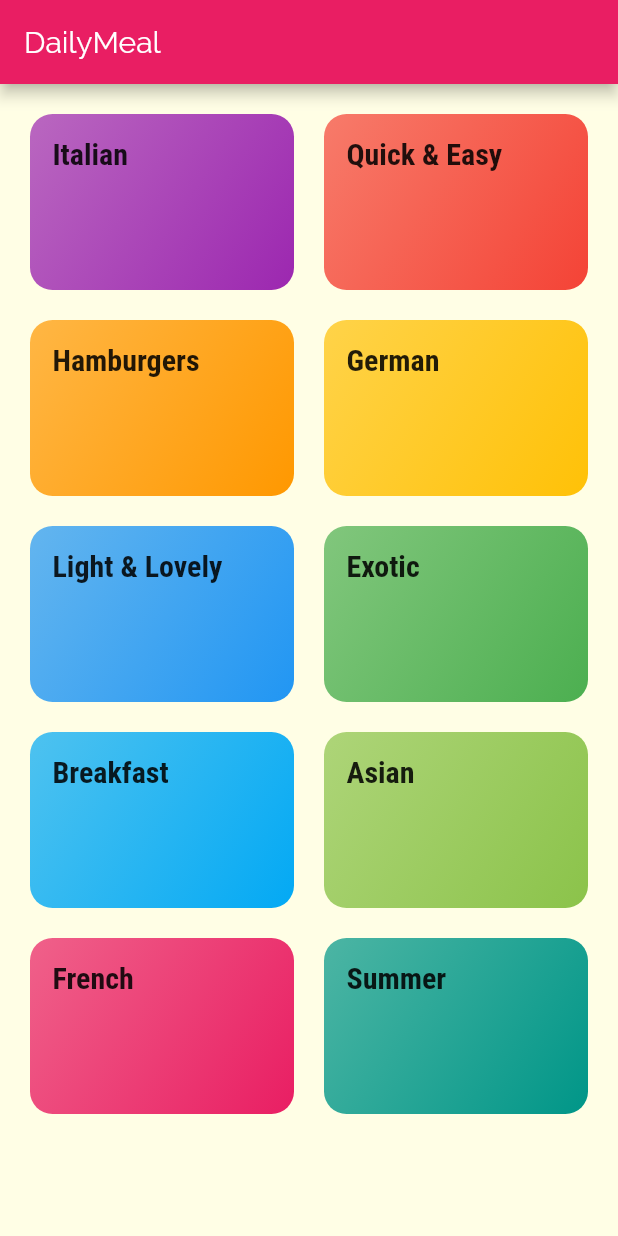
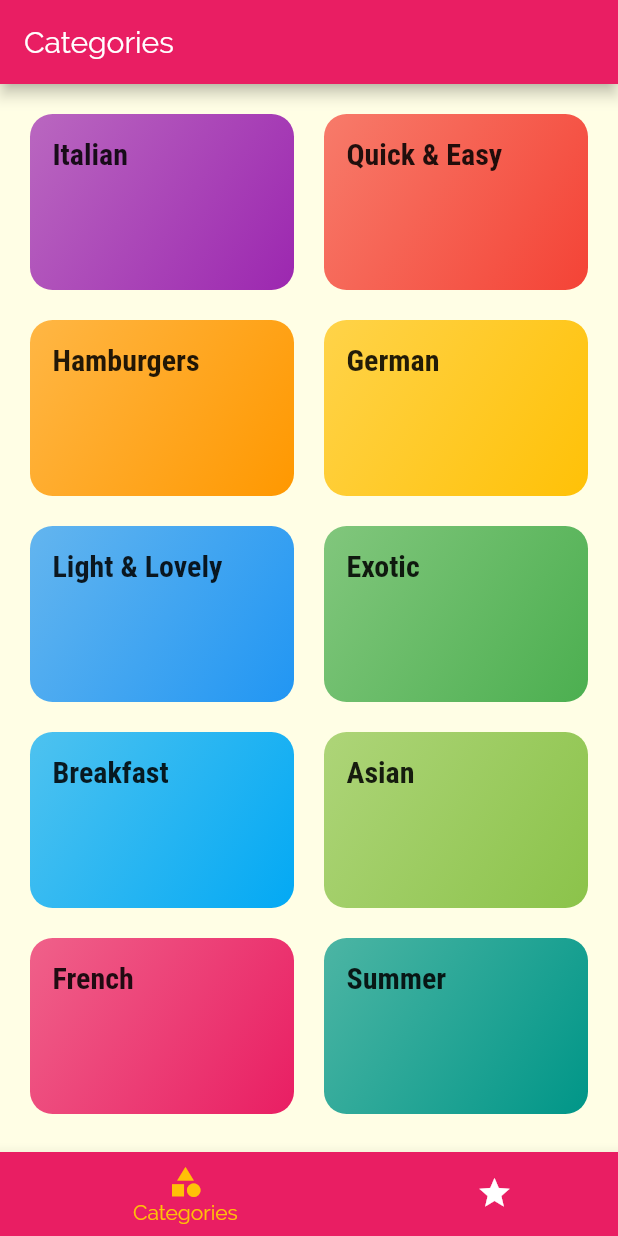
Before and after one commit to Nahiancse/meal_app, a Flutter app: the screen it shows after launch, on a phone screen of 412 x 824 dp. Run offline on Flutter 3.47's test engine with Material 2 defaults, Android fonts, the phone set to English and light mode, and no system bars.

Commit message:
third commit

```diff
--- a/lib/main.dart
+++ b/lib/main.dart
@@ -1,6 +1,8 @@
 import 'package:flutter/material.dart';
 import 'screens/category_meals_screen.dart';
 import 'screens/categories_screen.dart';
+import './screens/meal_detail_screen.dart';
+import './screens/tabs_screen.dart';
 
 void main() => runApp(MyApp());
 
@@ -29,10 +31,18 @@ class MyApp extends StatelessWidget {
         )
       ),
       // home: CategoriesScreen(),
+      initialRoute: '/',
       routes: {
-        '/':(ctx)=>CategoriesScreen(),
-        CategoryMealScreen.routeName: (ctx)=>CategoryMealScreen()
+        '/':(ctx)=>TabsScreen(),
+        CategoryMealScreen.routeName: (ctx)=>CategoryMealScreen(),
+        MealDetailScreen.routeName: (ctx)=>MealDetailScreen(),
       },
+
+      onUnknownRoute: (settings){
+        return MaterialPageRoute(builder: (ctx)=> CategoriesScreen());
+      },
+
+
     );
   }
 }
--- a/lib/screens/categories_screen.dart
+++ b/lib/screens/categories_screen.dart
@@ -6,11 +6,7 @@ import '../widgets/category_item.dart';
 class CategoriesScreen extends StatelessWidget {
   @override
   Widget build(BuildContext context) {
-    return Scaffold(
-      appBar: AppBar(
-        title: const Text('DailyMeal'),
-      ),
-      body: GridView(
+    return GridView(
         padding: const EdgeInsets.all(20),
         children: DUMMY_CATEGORIES
             .map(
@@ -27,7 +23,7 @@ class CategoriesScreen extends StatelessWidget {
           crossAxisSpacing: 20,
           mainAxisSpacing: 20,
         ),
-      ),
+
     );
   }
 }
--- a/lib/screens/category_meals_screen.dart
+++ b/lib/screens/category_meals_screen.dart
@@ -22,7 +22,7 @@ class CategoryMealScreen extends StatelessWidget {
     return Scaffold(
       appBar: AppBar(title: Text(categoryTitle),),
       body:  ListView.builder(itemBuilder: (ctx,index){
-      return MealItem(title: categorieMeal[index].title, imageUrl: categorieMeal[index].imageUrl, duration: categorieMeal[index].duration, complexity: categorieMeal[index].complexity, affordability: categorieMeal[index].affordability);
+      return MealItem(id: categorieMeal[index].id,title: categorieMeal[index].title, imageUrl: categorieMeal[index].imageUrl, duration: categorieMeal[index].duration, complexity: categorieMeal[index].complexity, affordability: categorieMeal[index].affordability);
 
       }, itemCount: categorieMeal.length,)
 
--- /dev/null
+++ b/lib/screens/tabs_screen.dart
@@ -0,0 +1,58 @@
+import 'package:flutter/material.dart';
+import './favorites_screen.dart';
+import './categories_screen.dart';
+
+class TabsScreen extends StatefulWidget {
+  @override
+  _TabsScreenState createState() => _TabsScreenState();
+}
+
+class _TabsScreenState extends State<TabsScreen> {
+  final List<Map<String,Object>> _pages=[
+    {
+      'page':CategoriesScreen(),
+      'title':'Categories'
+    },
+    {
+      'page':FavoritesScreen(),
+      'title':'Favorites'
+    }
+
+
+  ];
+  int _selectedPageIndex=0;
+  void _selectPage(int index){
+    setState(() {
+      _selectedPageIndex=index;
+    });
+
+  }
+  @override
+  Widget build(BuildContext context) {
+    return Scaffold(
+          appBar: AppBar(
+            title: Text(_pages[_selectedPageIndex]['title']),
+
+          ),
+          body: _pages[_selectedPageIndex]['page'],
+          bottomNavigationBar: BottomNavigationBar(
+            onTap: _selectPage ,
+            backgroundColor:Theme.of(context).primaryColor ,
+            unselectedItemColor: Colors.white,
+            selectedItemColor: Theme.of(context).accentColor,
+            currentIndex: _selectedPageIndex,
+            type: BottomNavigationBarType.shifting,
+            items: [
+              BottomNavigationBarItem(
+                backgroundColor: Theme.of(context).primaryColor,
+                icon: Icon(Icons.category),
+                title: Text('Categories')),
+              BottomNavigationBarItem(
+                backgroundColor: Theme.of(context).primaryColor,
+                icon: Icon(Icons.star),
+                title: Text('Favorites'))
+            ],
+          ),
+        );
+  }
+}
```
Also changed, not shown: lib/screens/favorites_screen.dart (added, +12 -0 lines), lib/screens/meal_detail_screen.dart (added, +91 -0 lines), lib/widgets/meal_item.dart (+93 -10 lines).
